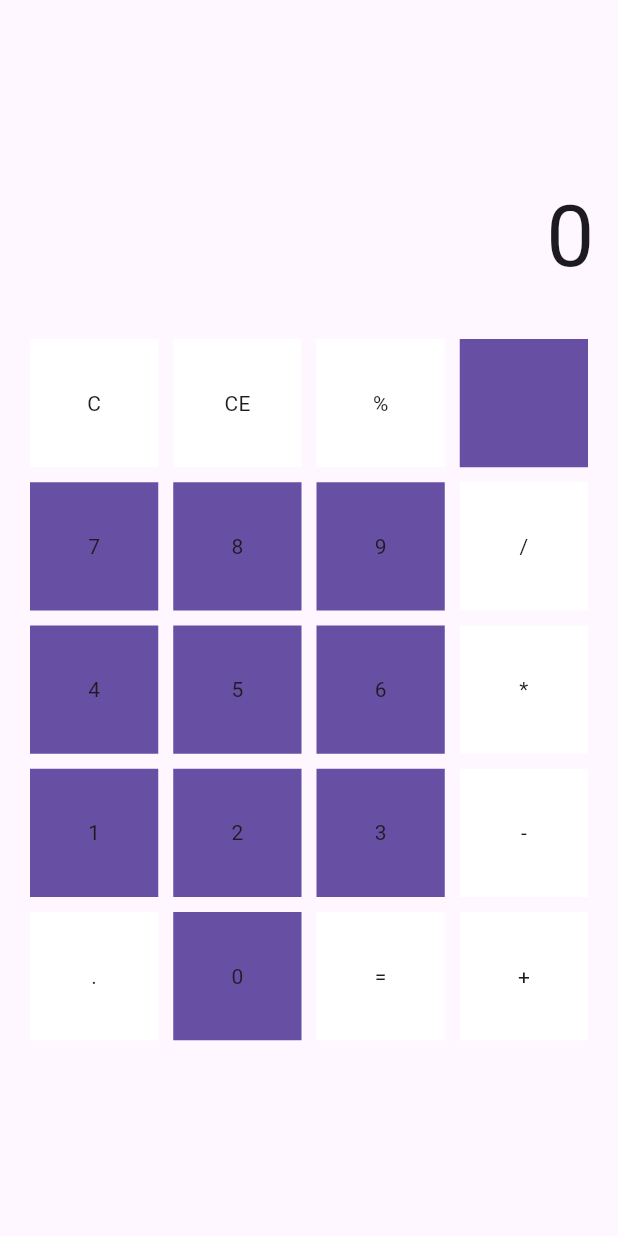
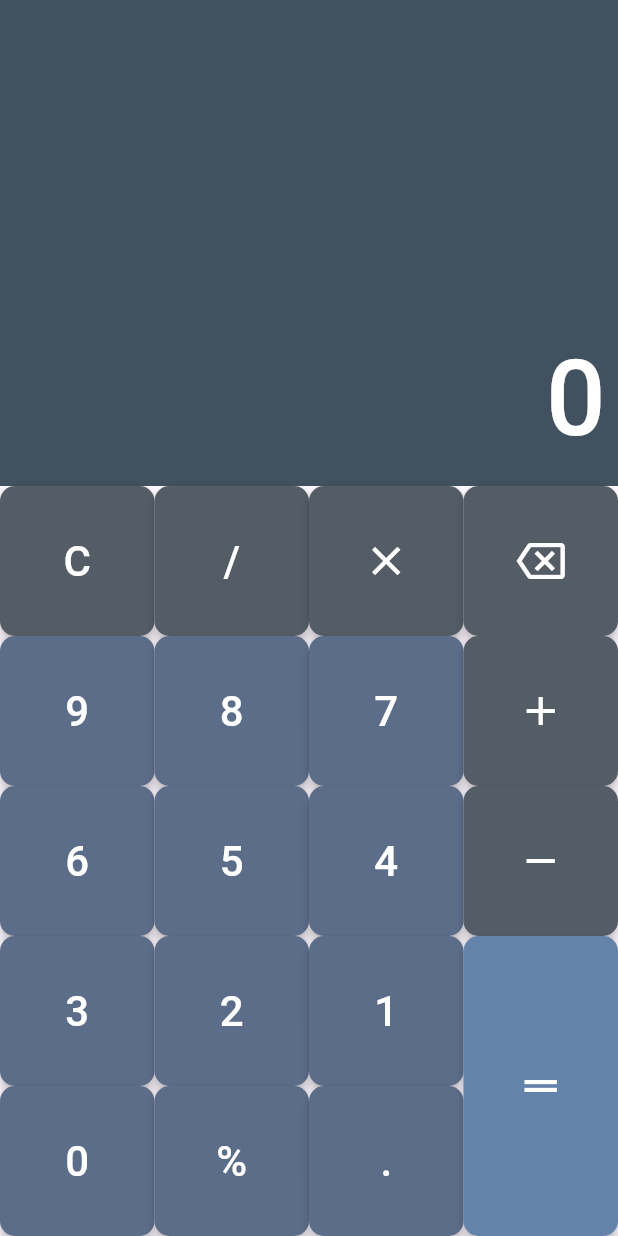
Before and after one commit to eliveltoneves/calculadora, a Flutter app: the screen it shows after launch, on a phone screen of 412 x 824 dp. Run offline on Flutter 3.47's test engine with Material 3 defaults, Android fonts, the phone set to English and light mode, and no system bars; drawn by our look-alikes of auto_size_text; our stand-ins replace math_expressions.

Commit message:
estruturcao e implementacao dos calculos e refatoracao do layout

```diff
--- a/lib/controllers/calc_controller.dart
+++ b/lib/controllers/calc_controller.dart
@@ -1,9 +1,12 @@
 import 'package:calculadora/widgets/button_hub.dart';
 import 'package:flutter/material.dart';
-import 'package:function_tree/function_tree.dart';
+import 'package:math_expressions/math_expressions.dart';
+import 'package:intl/intl.dart';
 
 class CalcController extends ChangeNotifier {
   var display = "0";
+  final Parser expressionParser = Parser();
+  final ContextModel contextModel = ContextModel();
 
   void onButtonClick(ButtonClick click) {
     if (display == '0') {
@@ -16,10 +19,26 @@ class CalcController extends ChangeNotifier {
       display = '0';
     } else if (click is ClearEntryButtonClick) {
       display = '0';
-    }else if (click is EqualsButtonClick) {
-      final v = display.interpret();
-      display = '$v';
+    } else if (click is EqualsButtonClick) {
+      try {
+        final expression = expressionParser.parse(display);
+        final result = expression.evaluate(EvaluationType.REAL, contextModel);
+        display = formatResult(result);
+      } catch (e) {
+        display = 'Error';
+      }
     }
     notifyListeners();
   }
+
+  String formatResult(double result) {
+    if (result % 1 == 0) {
+      // Se o resultado for um número inteiro, não exibe as casas decimais
+      return result.toInt().toString();
+    } else {
+      // Caso contrário, exibe as casas decimais normalmente
+      final formattedResult = NumberFormat.decimalPattern().format(result);
+      return formattedResult;
+    }
+  }
 }
--- a/lib/main.dart
+++ b/lib/main.dart
@@ -11,15 +11,8 @@ class MainApp extends StatelessWidget {
 
   @override
   Widget build(BuildContext context) {
-    return MaterialApp(
-      themeMode: ThemeMode.light,
-      darkTheme: ThemeData.dark(
-        useMaterial3: true,
-      ),
-      theme: ThemeData.light(
-        useMaterial3: true
-      ),
-      home: const CalcPage(),
+    return const MaterialApp(
+      home: CalcPage(),
     );
   }
 }
--- a/lib/src/calc_page.dart
+++ b/lib/src/calc_page.dart
@@ -19,7 +19,6 @@ class _CalcPageState extends State<CalcPage> {
 
   @override
   void initState() {
-    // TODO: implement initState
     super.initState();
     controller.addListener(_listener);
   }
@@ -35,13 +34,8 @@ class _CalcPageState extends State<CalcPage> {
     return Material(
       child: Column(
         children: [
-          Expanded(
-            flex: 1,
-            child: Display(value: controller.display),
-          ),
-          Expanded(
-              flex: 3,
-              child: ButtonHub(onButtonClick: controller.onButtonClick))
+          Display(value: controller.display),
+          ButtonHub(onButtonClick: controller.onButtonClick)
         ],
       ),
     );
--- a/lib/widgets/button_hub.dart
+++ b/lib/widgets/button_hub.dart
@@ -1,3 +1,4 @@
+import 'package:calculadora/widgets/common/app_colors.dart';
 import 'package:flutter/material.dart';
 
 sealed class ButtonClick {
@@ -29,100 +30,41 @@ class ButtonHub extends StatelessWidget {
 
   @override
   Widget build(BuildContext context) {
-    return GridView.count(
-      primary: false,
-      padding: const EdgeInsets.all(20),
-      crossAxisSpacing: 10,
-      mainAxisSpacing: 10,
-      crossAxisCount: 4,
-      children: <Widget>[
-        Button(
-          value: 'C',
-          color: Theme.of(context).colorScheme.onPrimary,
-          onTap: (value) => onButtonClick!(ClearButtonClick(value)),
-        ),
-        Button(
-          value: 'CE',
-          color: Theme.of(context).colorScheme.onPrimary,
-          onTap: (value) => onButtonClick!(ClearEntryButtonClick(value)),
-        ),
-        Button(
-          value: '%',
-          color: Theme.of(context).colorScheme.onPrimary,
-          onTap: (value) => onButtonClick!(CommonButtonClick(value)),
-        ),
-        Button(value: '', color: Theme.of(context).colorScheme.primary),
-        Button(
-          value: '7',
-          onTap: (value) => onButtonClick!(CommonButtonClick(value)),
-        ),
-        Button(
-          value: '8',
-          onTap: (value) => onButtonClick!(CommonButtonClick(value)),
-        ),
-        Button(
-          value: '9',
-          onTap: (value) => onButtonClick!(CommonButtonClick(value)),
-        ),
-        Button(
-          value: '/',
-          color: Theme.of(context).colorScheme.onPrimary,
-          onTap: (value) => onButtonClick!(CommonButtonClick(value)),
-        ),
-        Button(
-          value: '4',
-          onTap: (value) => onButtonClick!(CommonButtonClick(value)),
-        ),
-        Button(
-          value: '5',
-          onTap: (value) => onButtonClick!(CommonButtonClick(value)),
-        ),
-        Button(
-          value: '6',
-          onTap: (value) => onButtonClick!(CommonButtonClick(value)),
-        ),
-        Button(
-          value: '*',
-          color: Theme.of(context).colorScheme.onPrimary,
-          onTap: (value) => onButtonClick!(CommonButtonClick(value)),
-        ),
-        Button(
-          value: '1',
-          onTap: (value) => onButtonClick!(CommonButtonClick(value)),
-        ),
-        Button(
-          value: '2',
-          onTap: (value) => onButtonClick!(CommonButtonClick(value)),
-        ),
-        Button(
-          value: '3',
-          onTap: (value) => onButtonClick!(CommonButtonClick(value)),
-        ),
-        Button(
-          value: '-',
-          color: Theme.of(context).colorScheme.onPrimary,
-          onTap: (value) => onButtonClick!(CommonButtonClick(value)),
-        ),
-        Button(
-          value: '.',
-          color: Theme.of(context).colorScheme.onPrimary,
-          onTap: (value) => onButtonClick!(CommonButtonClick(value)),
-        ),
-        Button(
-          value: '0',
-          onTap: (value) => onButtonClick!(CommonButtonClick(value)),
-        ),
-        Button(
-          value: '=',
-          color: Theme.of(context).colorScheme.onTertiary,
-          onTap: (value) => onButtonClick!(EqualsButtonClick(value))
-        ),
-        Button(
-          value: '+',
-          color: Theme.of(context).colorScheme.onPrimary,
-          onTap: (value) => onButtonClick!(CommonButtonClick(value)),
-        ),
-      ],
+    return  SizedBox(
+      height: 500,
+      child: Row(
+        mainAxisAlignment: MainAxisAlignment.start,
+        verticalDirection: VerticalDirection.down,
+        children: [
+          ButtonColum([
+            Button(value: 'C', color: AppColors.operator, onTap: (value) => onButtonClick!(ClearButtonClick(value)),),
+            Button(value: '9', onTap: (value) => onButtonClick!(CommonButtonClick(value)),),
+            Button(value: '6', onTap: (value) => onButtonClick!(CommonButtonClick(value)),),
+            Button(value: '3', onTap: (value) => onButtonClick!(CommonButtonClick(value)),),
+            Button(value: '0', onTap: (value) => onButtonClick!(CommonButtonClick(value)),),
+          ]),
+          ButtonColum([
+            Button(value: '/', color: AppColors.operator, onTap: (value) => onButtonClick!(CommonButtonClick(value)),),
+            Button(value: '8', onTap: (value) => onButtonClick!(CommonButtonClick(value)),),
+            Button(value: '5', onTap: (value) => onButtonClick!(CommonButtonClick(value)),),
+            Button(value: '2', onTap: (value) => onButtonClick!(CommonButtonClick(value)),),
+            Button(value: '%', onTap: (value) => onButtonClick!(CommonButtonClick(value)),),
+          ]),
+          ButtonColum([
+            Button(value: '*', color: AppColors.operator, icon: Icons.clear, onTap: (value) => onButtonClick!(CommonButtonClick(value)),),
+            Button(value: '7', onTap: (value) => onButtonClick!(CommonButtonClick(value)),),
+            Button(value: '4', onTap: (value) => onButtonClick!(CommonButtonClick(value)),),
+            Button(value: '1', onTap: (value) => onButtonClick!(CommonButtonClick(value)),),
+            Button(value: '.', onTap: (value) => onButtonClick!(CommonButtonClick(value)),),
+          ]),
+          ButtonColum([
+            Button(value: 'CE', color: AppColors.operator, icon: Icons.backspace_outlined, onTap: (value) => onButtonClick!(ClearEntryButtonClick(value)),),
+            Button(value: '+',color: AppColors.operator, icon: Icons.add_outlined, onTap: (value) => onButtonClick!(CommonButtonClick(value)),),
+            Button(value: '-', color: AppColors.operator, icon: Icons.remove_outlined, onTap: (value) => onButtonClick!(CommonButtonClick(value)),),
+            Button(value: '=', big: true, color: AppColors.result, icon: Icons.drag_handle_sharp, onTap: (value) => onButtonClick!(EqualsButtonClick(value))),
+          ]),
+        ],
+      ),
     );
   }
 }
@@ -130,22 +72,59 @@ class ButtonHub extends StatelessWidget {
 class Button extends StatelessWidget {
   final String value;
   final Color? color;
+  final bool big;
+  final IconData? icon;
   final void Function(String value)? onTap;
-  const Button({super.key, required this.value, this.color, this.onTap});
+  const Button(
+      {super.key,
+      required this.value,
+      this.color,
+      this.onTap,
+      this.big = false,
+      this.icon});
 
   @override
   Widget build(BuildContext context) {
-    final color = this.color ?? Theme.of(context).colorScheme.primary;
-    return Material(
-      color: color,
-      child: InkWell(
-        onTap: onTap == null ? null : () => onTap!(value),
-        child: Container(
-          padding: const EdgeInsets.all(8),
-          child: Center(
-            child: Text(value),
+    return Expanded(
+        flex: big ? 2 : 1,
+        child: ElevatedButton(
+          style: ButtonStyle(
+            elevation: const MaterialStatePropertyAll(3),
+            backgroundColor: MaterialStatePropertyAll(color ?? AppColors.keybordColor),
+            shape: MaterialStatePropertyAll(RoundedRectangleBorder(borderRadius: BorderRadius.circular(10)))
           ),
-        ),
+          onPressed: () {
+            if (onTap != null) {
+              onTap!(value);
+            }
+          },
+          child: icon != null
+            ? Icon(
+                icon,
+                color: Colors.white,
+                size: 32,
+              )
+            : Text(value, style: const TextStyle(
+            color: Colors.white,
+            fontSize: 28
+          ),),
+
+        )
+    );
+  }
+}
+
+class ButtonColum extends StatelessWidget {
+  final List<Button> buttons;
+
+  const ButtonColum(this.buttons, {super.key});
+
+  @override
+  Widget build(BuildContext context) {
+    return Expanded(
+      child: Column(
+        crossAxisAlignment: CrossAxisAlignment.stretch,
+        children: buttons,
       ),
     );
   }
--- /dev/null
+++ b/lib/widgets/common/app_colors.dart
@@ -0,0 +1,13 @@
+import 'package:flutter/material.dart';
+
+class AppColors{
+  AppColors._();
+
+  static const Color keybordColor = Color(0xFF5C6D8A);
+  static const Color operator = Color(0xFF545C66);
+  static const Color display = Color(0xFF41515F);
+  static const Color result = Color(0xFF6483AB);
+
+
+
+}
--- a/lib/widgets/display.dart
+++ b/lib/widgets/display.dart
@@ -1,3 +1,5 @@
+import 'package:auto_size_text/auto_size_text.dart';
+import 'package:calculadora/widgets/common/app_colors.dart';
 import 'package:flutter/material.dart';
 
 class Display extends StatelessWidget {
@@ -6,13 +8,30 @@ class Display extends StatelessWidget {
 
   @override
   Widget build(BuildContext context) {
-    return Align(
-      alignment: Alignment.bottomRight,
-      child: Padding(
-        padding: const EdgeInsets.all(16),
-        child: Text(
-          value,
-          style: Theme.of(context).textTheme.displayLarge,
+    return Expanded(
+      flex: 1,
+      child: Container(
+        color: AppColors.display,
+        child: Column(
+          mainAxisAlignment: MainAxisAlignment.end,
+          crossAxisAlignment: CrossAxisAlignment.stretch,
+          children: [
+            Padding(
+              padding: const EdgeInsets.all(8.0),
+              child: AutoSizeText(
+                value,
+                maxFontSize: 80,
+                minFontSize: 20,
+                maxLines: 1,
+                textAlign: TextAlign.end,
+                style: const TextStyle(
+                  fontSize: 70,
+                  fontWeight: FontWeight.w500,
+                  color: Colors.white,
+                ),
+              ),
+            ),
+          ],
         ),
       ),
     );
--- a/pubspec.yaml
+++ b/pubspec.yaml
@@ -35,7 +35,9 @@ dependencies:
   # The following adds the Cupertino Icons font to your application.
   # Use with the CupertinoIcons class for iOS style icons.
   cupertino_icons: ^1.0.2
-  function_tree: ^0.9.0
+  auto_size_text: ^3.0.0
+  intl: ^0.19.0
+  math_expressions: ^2.4.0
 
 dev_dependencies:
   flutter_test:
```
Also changed, not shown: pubspec.lock.
